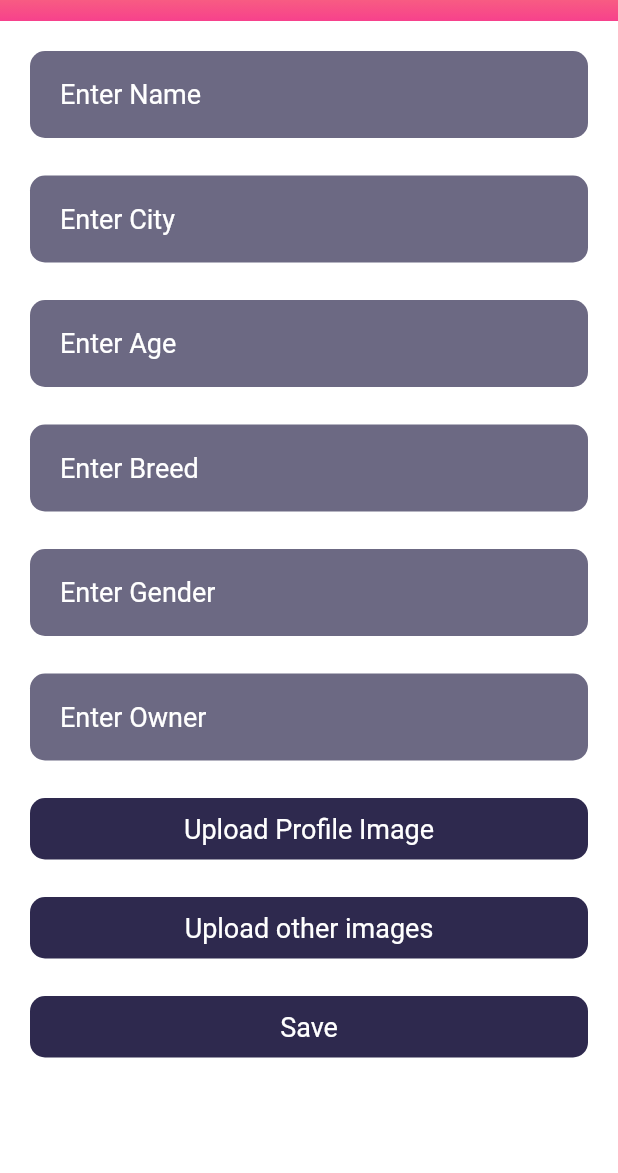
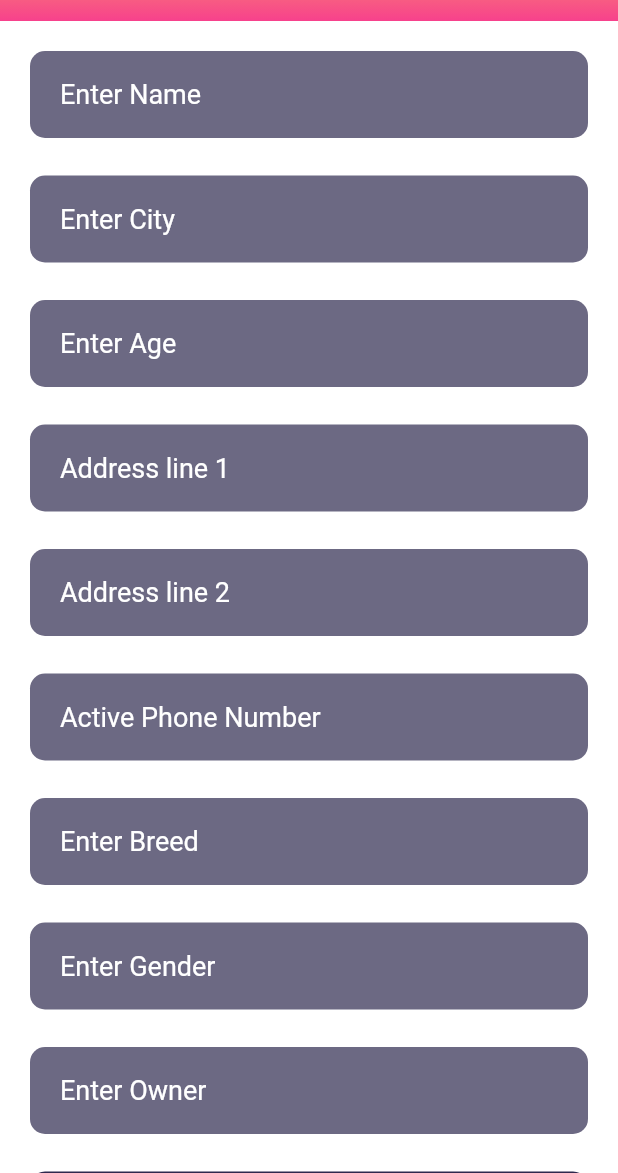
Before and after one commit to scorchy38/jabwemate, a Flutter app: the AddDogAdopt screen opened directly, on a phone screen of 412 x 824 dp, the part 63-1236 px from its top. Run offline on Flutter 3.47's test engine with Material 2 defaults, Android fonts, the phone set to English and light mode, and no system bars; our stand-ins replace avatar_glow, cached_network_image, cloud_firestore, file_picker, firebase_auth, firebase_database and 14 more; missing offline and left inert: diagonal, flutter_email_sender, flutter_open_whatsapp, jumping_bottom_nav_bar, razorpay_flutter; accounts and stored records are empty; network calls fail; project files that could hold a hidden picture were left out.

Commit message:
hogya kya?

```diff
--- a/lib/adoption_sell_module/add_adoption.dart
+++ b/lib/adoption_sell_module/add_adoption.dart
@@ -21,7 +21,7 @@ class AddDogAdopt extends StatefulWidget {
   _AddDogAdoptState createState() => _AddDogAdoptState();
 }
 
-TextEditingController name, city, age, breed, gender, owner;
+TextEditingController name, city, age, breed, gender, owner, address1, address2, phone;
 
 class _AddDogAdoptState extends State<AddDogAdopt> {
   @override
@@ -32,7 +32,9 @@ class _AddDogAdoptState extends State<AddDogAdopt> {
     breed = new TextEditingController();
     gender = new TextEditingController();
     owner = new TextEditingController();
-
+    address1 = TextEditingController();
+    address2 = TextEditingController();
+    phone = TextEditingController();
     super.initState();
   }
 
@@ -201,6 +203,9 @@ class _AddDogAdoptState extends State<AddDogAdopt> {
           CustomTextField('Enter Name', name),
           CustomTextField('Enter City', city),
           CustomTextField('Enter Age', age),
+          CustomTextField('Address line 1', address1),
+          CustomTextField('Address line 2', address2),
+          CustomTextField('Active Phone Number', phone),
           CustomTextField('Enter Breed', breed),
           CustomTextField('Enter Gender', gender),
           CustomTextField('Enter Owner', owner),
--- a/lib/adoption_sell_module/add_sell.dart
+++ b/lib/adoption_sell_module/add_sell.dart
@@ -21,7 +21,7 @@ class AddDogSell extends StatefulWidget {
   _AddDogSellState createState() => _AddDogSellState();
 }
 
-TextEditingController name, city, age, breed, gender, owner;
+TextEditingController name, city, age, breed, gender, owner, address1, address2, phone;
 
 class _AddDogSellState extends State<AddDogSell> {
   @override
@@ -32,6 +32,9 @@ class _AddDogSellState extends State<AddDogSell> {
     breed = new TextEditingController();
     gender = new TextEditingController();
     owner = new TextEditingController();
+    address1 = TextEditingController();
+    address2 = TextEditingController();
+    phone = TextEditingController();
 
     super.initState();
   }
@@ -201,6 +204,9 @@ class _AddDogSellState extends State<AddDogSell> {
           CustomTextField('Enter Name', name),
           CustomTextField('Enter City', city),
           CustomTextField('Enter Age', age),
+          CustomTextField('Address line 1', address1),
+          CustomTextField('Address line 2', address2),
+          CustomTextField('Active Phone Number', phone),
           CustomTextField('Enter Breed', breed),
           CustomTextField('Enter Gender', gender),
           CustomTextField('Enter Owner', owner),
```
Also changed, not shown: lib/ui/login_page.dart (+9 -4 lines).
